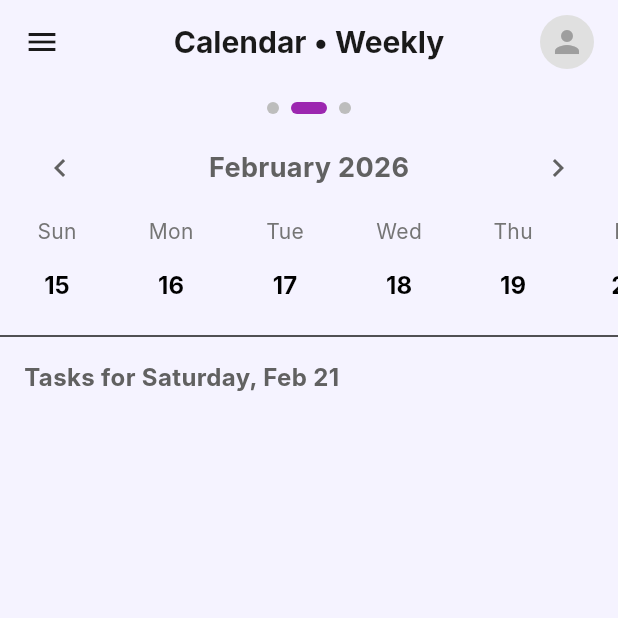
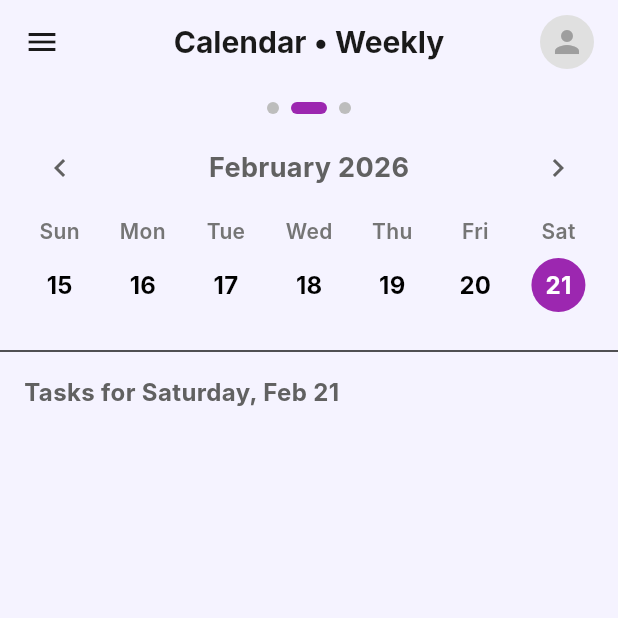
Before and after one commit to BallaRaja/TaskManager-FrontEnd, a Flutter app: the CalendarPage screen opened directly, swiped to page 2, on a phone screen of 412 x 824 dp, the top half of it. Run offline on Flutter 3.47's test engine with Material 3 defaults, Android fonts, the phone set to English and light mode, and no system bars; our stand-ins replace flutter_local_notifications, flutter_timezone, image_picker, shared_preferences, timezone; accounts and stored records are empty; network calls fail; Roboto replaces fonts that are missing (Inter).

Commit message:
calendar swipe action is added

```diff
--- a/lib/features/calendar/presentation/widgets/weekly_view.dart
+++ b/lib/features/calendar/presentation/widgets/weekly_view.dart
@@ -8,6 +8,16 @@ import '../../../tasks/presentation/widgets/task_item.dart';
 class WeeklyView extends StatelessWidget {
   const WeeklyView({super.key});
 
+  static const List<String> _weekLabels = [
+    'Sun',
+    'Mon',
+    'Tue',
+    'Wed',
+    'Thu',
+    'Fri',
+    'Sat',
+  ];
+
   bool _isSameDay(DateTime a, DateTime b) {
     return a.year == b.year && a.month == b.month && a.day == b.day;
   }
@@ -15,6 +25,7 @@ class WeeklyView extends StatelessWidget {
   @override
   Widget build(BuildContext context) {
     final controller = Provider.of<CalendarController>(context);
+    final isDark = Theme.of(context).brightness == Brightness.dark;
     final DateTime firstDayOfWeek = controller.selectedDate.subtract(
       Duration(days: controller.selectedDate.weekday % 7),
     );
@@ -57,29 +68,54 @@ class WeeklyView extends StatelessWidget {
           ),
         ),
         const SizedBox(height: 8),
-        SingleChildScrollView(
-          scrollDirection: Axis.horizontal,
+        Padding(
+          padding: const EdgeInsets.symmetric(horizontal: 12),
           child: Row(
-            children: weekDays.map((date) {
-              final hasTasks = controller.getInstancesForDate(date).isNotEmpty;
-              final isSelected = _isSameDay(date, controller.selectedDate);
-              return GestureDetector(
-                onTap: () => controller.setSelectedDate(date),
-                child: Container(
-                  margin: const EdgeInsets.symmetric(horizontal: 8),
-                  width: 60,
-                  child: Column(
-                    children: [
-                      Text(
-                        DateFormat('EEE').format(date),
+            children: _weekLabels
+                .map(
+                  (label) => Expanded(
+                    child: Center(
+                      child: Text(
+                        label,
                         style: TextStyle(
-                          color: isSelected ? Colors.purple : Colors.grey[600],
-                          fontWeight: isSelected
-                              ? FontWeight.bold
-                              : FontWeight.normal,
+                          color: Colors.grey[600],
+                          fontWeight: FontWeight.w600,
+                        ),
+                      ),
+                    ),
+                  ),
+                )
+                .toList(),
           ),
         ),
         const SizedBox(height: 8),
+        GestureDetector(
+          behavior: HitTestBehavior.opaque,
+          onHorizontalDragEnd: (details) {
+            final velocity = details.primaryVelocity ?? 0;
+            if (velocity < -100) {
+              controller.setSelectedDate(
+                controller.selectedDate.add(const Duration(days: 7)),
+              );
+            } else if (velocity > 100) {
+              controller.setSelectedDate(
+                controller.selectedDate.subtract(const Duration(days: 7)),
+              );
+            }
+          },
+          child: Padding(
+            padding: const EdgeInsets.symmetric(horizontal: 12),
+            child: Row(
+              children: weekDays.map((date) {
+                final hasTasks = controller
+                    .getInstancesForDate(date)
+                    .isNotEmpty;
+                final isSelected = _isSameDay(date, controller.selectedDate);
+                return Expanded(
+                  child: GestureDetector(
+                    onTap: () => controller.setSelectedDate(date),
+                    child: Column(
+                      children: [
                         CircleAvatar(
                           radius: 18,
                           backgroundColor: isSelected
@@ -88,7 +124,9 @@ class WeeklyView extends StatelessWidget {
                           child: Text(
                             date.day.toString(),
                             style: TextStyle(
-                            color: isSelected ? Colors.white : Colors.black,
+                              color: isSelected
+                                  ? Colors.white
+                                  : (isDark ? Colors.white : Colors.black),
                               fontWeight: FontWeight.bold,
                             ),
                           ),
@@ -101,12 +139,15 @@ class WeeklyView extends StatelessWidget {
                               size: 6,
                               color: Colors.purple,
                             ),
-                        ),
+                          )
+                        else
+                          const SizedBox(height: 10),
                       ],
                     ),
                   ),
                 );
               }).toList(),
+            ),
           ),
         ),
         const Divider(height: 32),
```
Also changed, not shown: lib/features/calendar/presentation/widgets/monthly_view.dart (+38 -3 lines). Lines whose indentation alone changed are shown as unchanged.
